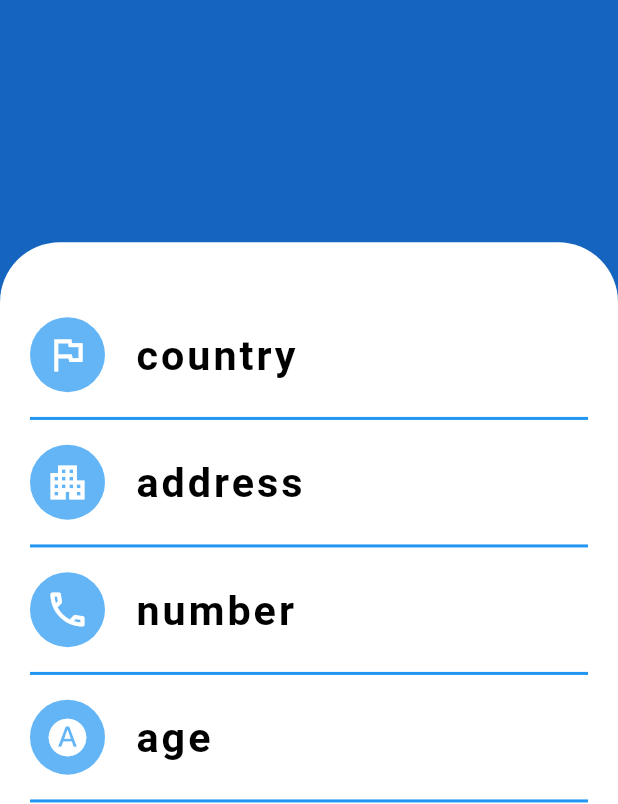
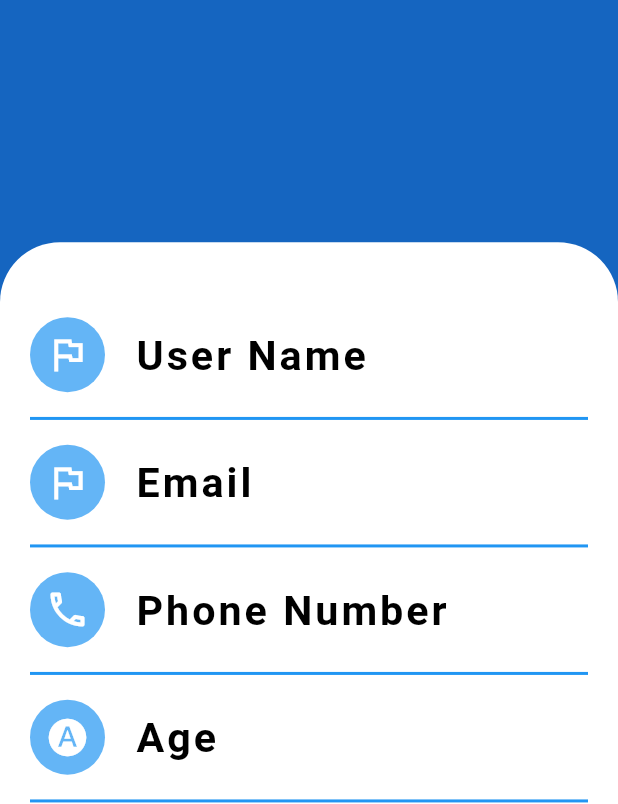
Before and after one commit to MOhamedAHmed1945/After-Update, a Flutter app: the ProfileScreen screen opened directly, on a phone screen of 412 x 824 dp, the part 432-1236 px from its top. Run offline on Flutter 3.47's test engine with Material 2 defaults, Android fonts, the phone set to English and light mode, and no system bars; our stand-ins replace carousel_slider, hive_flutter; accounts and stored records are empty; statements that could not run were skipped.

Commit message:
same-changed2

```diff
--- a/lib/Screens/nav_bar/nav_bar_screens/home_screen.dart
+++ b/lib/Screens/nav_bar/nav_bar_screens/home_screen.dart
@@ -9,7 +9,7 @@ import '../../../Widgets/custom_cart_categories_with_slider_home_screen.dart';
 import 'package:http/http.dart' as http;
 import 'dart:convert';
 Future<List<DataNewsModel>> fetchArticles() async {
-  final apiUrl =
+  const apiUrl =
       'https://newsapi.org/v2/top-headlines?country=us&apiKey=537ad82052c14f69b6cc8a638ee6c341';
   final response = await http.get(Uri.parse(apiUrl));
   if (response.statusCode == 200) {
--- a/lib/Screens/nav_bar/nav_bar_screens/profile_screens/profile_screen.dart
+++ b/lib/Screens/nav_bar/nav_bar_screens/profile_screens/profile_screen.dart
@@ -1,11 +1,10 @@
 import 'package:flutter/material.dart';
 import 'package:master/Screens/nav_bar/nav_bar_screens/profile_screens/edit_profile_screen.dart';
 import 'package:master/Widgets/custom_cart_profile.dart';
-
 class ProfileScreen extends StatelessWidget {
-  const ProfileScreen({Key? key}) : super(key: key);
+  const ProfileScreen({Key? key,  }) : super(key: key);
   static String profileRoute = 'profileRoute';
-
+  //ProfileModel? dataNewsModel;
   @override
   Widget build(BuildContext context) {
     return Container(
@@ -41,7 +40,7 @@ class ProfileScreen extends StatelessWidget {
                     children: [
                       CircleAvatar(
                         backgroundImage:
-                            AssetImage('assets/images/Education.jpeg'),
+                        AssetImage('assets/images/Education.jpeg'),
                         radius: 80,
                       ),
                     ],
@@ -97,20 +96,30 @@ class ProfileScreen extends StatelessWidget {
                           SizedBox(height: 30),
                           CustomCartProfile(
                             icon: Icons.flag_outlined,
-                            text: 'country',
+                            text: 'User Name',//dataNewsModel.userName,
+                          ),
+                          CustomCartProfile(
+                            icon: Icons.flag_outlined,
+                            text: 'Email',//dataNewsModel.email,
+                          ),
+                          CustomCartProfile(
+                            icon: Icons.phone_outlined,
+                            text: 'Phone Number',//dataNewsModel.phoneNumber.toString(),
+                          ),
+                          CustomCartProfile(
+                            icon: Icons.hdr_auto_sharp,
+                            text:'Age', //dataNewsModel.age.toString(),
+                          ),
+                          CustomCartProfile(
+                            icon: Icons.flag_outlined,
+                            text: 'Country',//dataNewsModel.country,
                           ),
                           CustomCartProfile(
                             icon: Icons.apartment_outlined,
-                            text: 'address',
+                            text: 'Address'//dataNewsModel.address,
                           ),
-                          CustomCartProfile(
-                            icon: Icons.phone_outlined,
-                            text: 'number',
-                          ),
-                          CustomCartProfile(
-                            icon: Icons.hdr_auto_sharp,
-                            text: 'age',
-                          ),
+
+
                         ],
                       ),
                     ],
--- a/lib/Screens/news_details_screen.dart
+++ b/lib/Screens/news_details_screen.dart
@@ -9,7 +9,6 @@ class NewsDetailsScreen extends StatelessWidget {
   }) : super(key: key);
   static String detailsRoute = 'detailsRoute';
   final DataNewsModel dataNewsModel;
-
   @override
   Widget build(BuildContext context) {
     return Container(
@@ -88,7 +87,7 @@ class NewsDetailsScreen extends StatelessWidget {
                       SizedBox(height: 25),
                       Text(
 
-                        dataNewsModel.contentNew.toString(),
+                        dataNewsModel.descriptionNew.toString(),
                         style: TextStyle(
                           color: Colors.black54,
                           fontSize: 16,
--- a/pubspec.yaml
+++ b/pubspec.yaml
@@ -36,9 +36,7 @@ dependencies:
   cupertino_icons: ^1.0.2
   carousel_slider: ^4.2.1
   http: ^1.1.0
-  provider: ^6.0.5
   intl: ^0.18.1
-  cached_network_image: ^3.3.0
   hive: ^2.2.3
   hive_flutter: ^1.1.0
 dev_dependencies:
```
Also changed, not shown: lib/Models/data_news_model.dart (+37 -2 lines), lib/Models/model_provider.dart (deleted, +0 -15 lines), lib/Screens/nav_bar/nav_bar_screens/profile_screens/edit_profile_screen.dart (+14 -5 lines), lib/Widgets/custom_cart_home_screen.dart (+6 -4 lines), lib/main.dart (+9 -5 lines), pubspec.lock, 1 other file.
